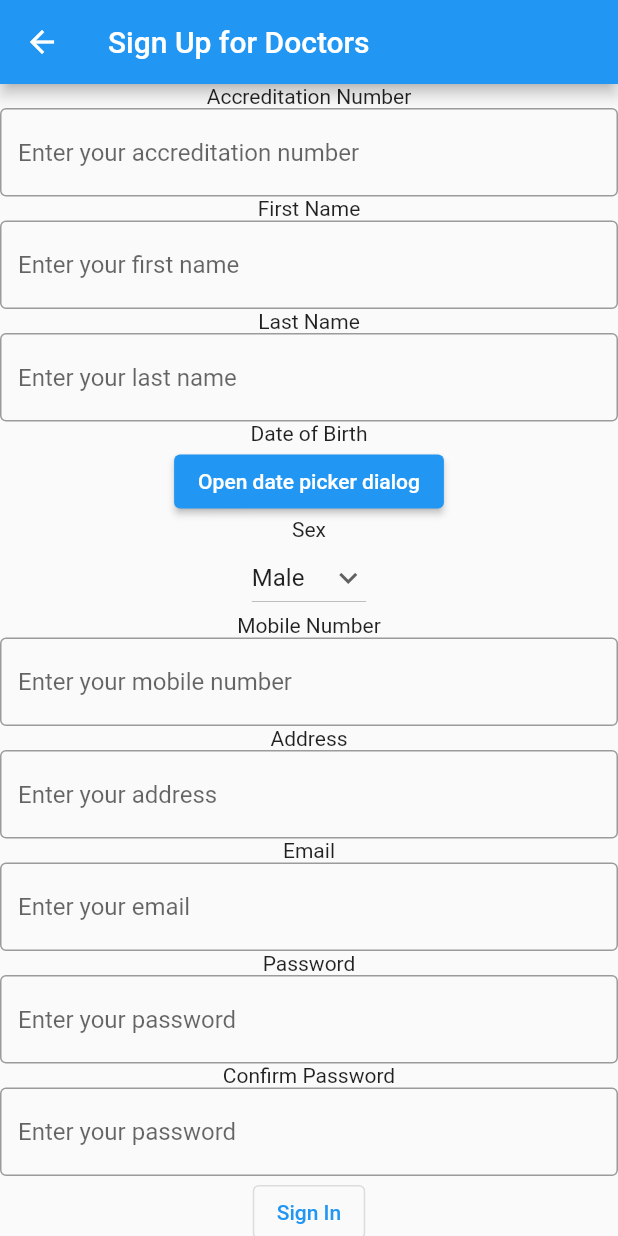
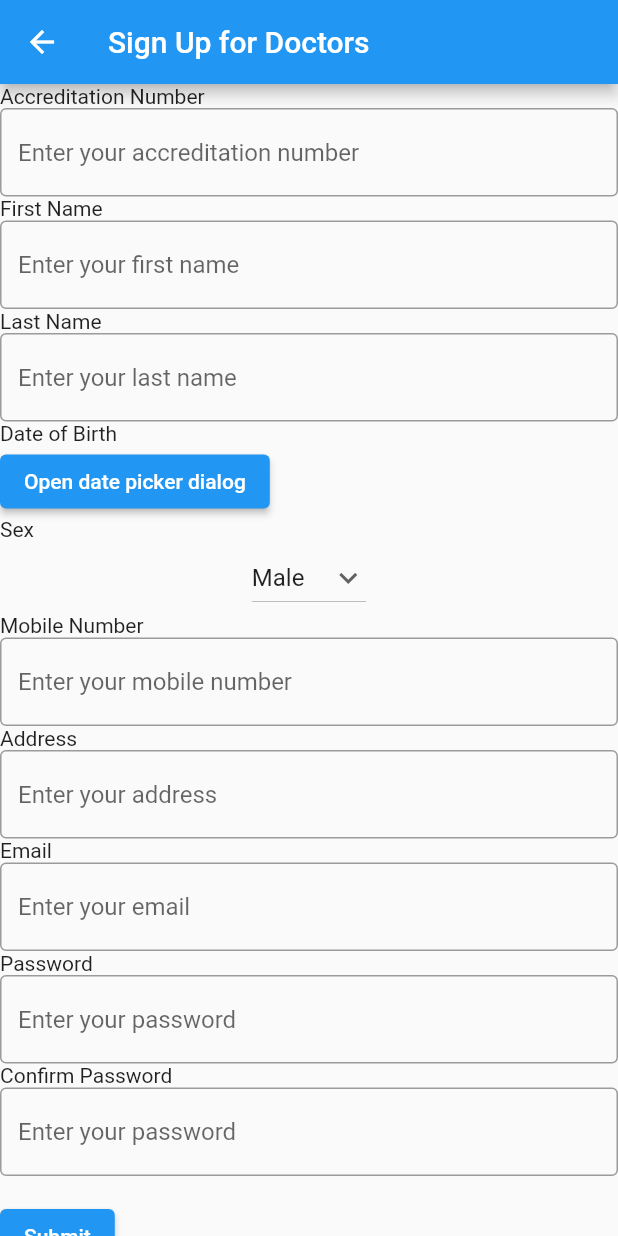
Before and after one commit to D7oMxB52/ND_Telemedicine_App, a Flutter app: the SignUpForDoctors screen opened directly, on a phone screen of 412 x 824 dp. Run offline on Flutter 3.47's test engine with Material 2 defaults, Android fonts, the phone set to English and light mode, and no system bars; our stand-ins replace flutter_holo_date_picker; missing offline and left inert: flutter_calendar_widget.

Commit message:
Create sign up page for doctors with validation
Co-Authored-By: lukemullan <67941573+lukemullan@users.noreply.github.com>

```diff
--- a/frontend/lib/SignUpForDoctors.dart
+++ b/frontend/lib/SignUpForDoctors.dart
@@ -21,77 +21,179 @@ class SignUpForDoctors extends StatelessWidget {
           child: Column(
             mainAxisAlignment: MainAxisAlignment.center,
             children: [
-              Text("Accreditation Number"),
-              TextField(
-                decoration: InputDecoration(
-                  border: OutlineInputBorder(),
-                  hintText: "Enter your accreditation number",
-                ),
-              ),
-              Text("First Name"),
-              TextField(
-                decoration: InputDecoration(
-                  border: OutlineInputBorder(),
-                  hintText: "Enter your first name",
-                ),
-              ),
-              Text("Last Name"),
-              TextField(
-                decoration: InputDecoration(
-                  border: OutlineInputBorder(),
-                  hintText: "Enter your last name",
-                ),
-              ),
-              Text("Date of Birth"),
-              DateOfBirthWidget(),
-              Text("Sex"),
-              DropDownSex(key: key),
-              Text("Mobile Number"),
-              TextField(
-                decoration: InputDecoration(
-                  border: OutlineInputBorder(),
-                  hintText: "Enter your mobile number",
-                ),
-              ),
-              Text("Address"),
-              TextField(
-                decoration: InputDecoration(
-                  border: OutlineInputBorder(),
-                  hintText: "Enter your address",
-                ),
-              ),
-              Text("Email"),
-              TextField(
-                decoration: InputDecoration(
-                  border: OutlineInputBorder(),
-                  hintText: "Enter your email",
-                ),
-              ),
-              Text("Password"),
-              TextField(
-                obscureText: true,
-                decoration: InputDecoration(
-                  border: OutlineInputBorder(),
-                  hintText: "Enter your password",
-                ),
-              ),
-              Text("Confirm Password"),
-              TextField(
-                decoration: InputDecoration(
-                  border: OutlineInputBorder(),
-                  hintText: "Enter your password",
-                ),
-              ),
-              OutlinedButton(
-                child: Text("Sign In"),
-                onPressed: () {},
-              ),
+              const MyCustomForm(),
             ],
           ),
         ),
       ), // This trailing comma makes auto-formatting nicer for build methods.
     );
   }
+}
 
-  void setState(Null Function() param0) {}
+class MyCustomForm extends StatefulWidget {
+  const MyCustomForm({super.key});
+
+  @override
+  MyCustomFormState createState() {
+    return MyCustomFormState();
+  }
 }
+
+// Create a corresponding State class.
+// This class holds data related to the form.
+class MyCustomFormState extends State<MyCustomForm> {
+  // Create a global key that uniquely identifies the Form widget
+  // and allows validation of the form.
+  //
+  // Note: This is a GlobalKey<FormState>,
+  // not a GlobalKey<MyCustomFormState>.
+  final _formKey = GlobalKey<FormState>();
+
+  @override
+  Widget build(BuildContext context) {
+    // Build a Form widget using the _formKey created above.
+    return Form(
+      key: _formKey,
+      child: Column(
+        crossAxisAlignment: CrossAxisAlignment.start,
+        children: [
+          Text("Accreditation Number"),
+          TextFormField(
+            decoration: InputDecoration(
+              border: OutlineInputBorder(),
+              hintText: "Enter your accreditation number",
+            ),
+            // The validator receives the text that the user has entered.
+            validator: (value) {
+              if (value == null || value.isEmpty) {
+                return 'Please enter your accreditation number';
+              }
+              return null;
+            },
+          ),
+          Text("First Name"),
+          TextFormField(
+            decoration: InputDecoration(
+              border: OutlineInputBorder(),
+              hintText: "Enter your first name",
+            ),
+            // The validator receives the text that the user has entered.
+            validator: (value) {
+              if (value == null || value.isEmpty) {
+                return 'Please enter your first name';
+              }
+              return null;
+            },
+          ),
+          Text("Last Name"),
+          TextFormField(
+            decoration: InputDecoration(
+              border: OutlineInputBorder(),
+              hintText: "Enter your last name",
+            ),
+            // The validator receives the text that the user has entered.
+            validator: (value) {
+              if (value == null || value.isEmpty) {
+                return 'Please enter your last name';
+              }
+              return null;
+            },
+          ),
+          Text("Date of Birth"),
+          DateOfBirthWidget(),
+          // TextFormField(
+          //   decoration: InputDecoration(
+          //     border: OutlineInputBorder(),
+          //     hintText: "Enter your date of birth",
+          //   ),
+          // ),
+          Text("Sex"),
+          DropDownSex(),
+          Text("Mobile Number"),
+          TextFormField(
+            decoration: InputDecoration(
+              border: OutlineInputBorder(),
+              hintText: "Enter your mobile number",
+            ),
+            validator: (value) {
+              if (value == null || value.isEmpty) {
+                return 'Please enter your mobile number';
+              }
+              return null;
+            },
+          ),
+          Text("Address"),
+          TextFormField(
+            decoration: InputDecoration(
+              border: OutlineInputBorder(),
+              hintText: "Enter your address",
+            ),
+            validator: (value) {
+              if (value == null || value.isEmpty) {
+                return 'Please enter your address';
+              }
+              return null;
+            },
+          ),
+          Text("Email"),
+          TextFormField(
+            decoration: InputDecoration(
+              border: OutlineInputBorder(),
+              hintText: "Enter your email",
+            ),
+            validator: (value) {
+              if (value == null || value.isEmpty) {
+                return 'Please enter your email';
+              }
+              return null;
+            },
+          ),
+          Text("Password"),
+          TextFormField(
+            obscureText: true,
+            decoration: InputDecoration(
+              border: OutlineInputBorder(),
+              hintText: "Enter your password",
+            ),
+            validator: (value) {
+              if (value == null || value.isEmpty) {
+                return 'Please enter your password';
+              }
+              return null;
+            },
+          ),
+          Text("Confirm Password"),
+          TextFormField(
+            obscureText: true,
+            decoration: InputDecoration(
+              border: OutlineInputBorder(),
+              hintText: "Enter your password",
+            ),
+            validator: (value) {
+              if (value == null || value.isEmpty) {
+                return 'Please enter your password';
+              }
+              return null;
+            },
+          ),
+          Padding(
+            padding: const EdgeInsets.symmetric(vertical: 16.0),
+            child: ElevatedButton(
+              onPressed: () {
+                // Validate returns true if the form is valid, or false otherwise.
+                if (_formKey.currentState!.validate()) {
+                  // If the form is valid, display a snackbar. In the real world,
+                  // you'd often call a server or save the information in a database.
+                  ScaffoldMessenger.of(context).showSnackBar(
+                    const SnackBar(content: Text('Processing Data')),
+                  );
+                }
+              },
+              child: const Text('Submit'),
+            ),
+          ),
+        ],
+      ),
+    );
+  }
+}
```
Also changed, not shown: frontend/lib/SignUpForPatients.dart (+0 -64 lines).
